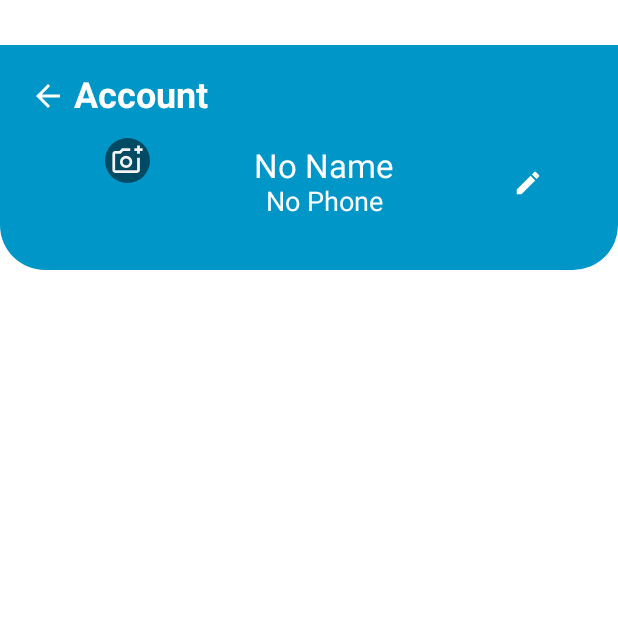
After one commit to Nic3holas-wq/ChatX, an Android app built with Jetpack Compose: the composable Account shown on its own in the app's theme, on a phone screen of 412 x 824 dp, the top half of it. The commit adds this screen. Run offline under Robolectric (Android 15) with nearby library versions, the phone set to English and light mode, and no system bars; our stand-ins replace Firebase (no records; nobody signed in at launch, a user with empty details on screens opened directly), Room's generated code; pictures from the network do not load.

Commit message:
Profile update feature & darkmode support

```diff
--- a/app/src/main/java/com/example/chatx/Navigation.kt
+++ b/app/src/main/java/com/example/chatx/Navigation.kt
@@ -4,6 +4,7 @@ import androidx.compose.runtime.Composable
 import androidx.navigation.compose.NavHost
 import androidx.navigation.compose.composable
 import androidx.navigation.compose.rememberNavController
+import com.example.chatx.view.Account
 import com.example.chatx.view.Chat
 import com.example.chatx.view.Home
 import com.example.chatx.view.Signin
@@ -19,6 +20,7 @@ fun AppNavigator(){
         composable("signin"){ Signin(navController) }
         composable("home"){ Home(navController) }
         composable("start_chat"){ StartChatScreen(navController) }
+        composable("account_info"){ Account(navController) }
         composable("chat/{userId}"){backStackEntry ->
             val userId = backStackEntry.arguments?.getString("userId")
             Chat(navController ,userId = userId)
--- a/app/src/main/java/com/example/chatx/model/data/User.kt
+++ b/app/src/main/java/com/example/chatx/model/data/User.kt
@@ -6,5 +6,6 @@ import androidx.room.PrimaryKey
 data class User(
     @PrimaryKey val phone: String,
     val name: String? = null,
+    val profileImageUrl: String? = null,
     val isLoggedIn: Boolean = false
 )
--- /dev/null
+++ b/app/src/main/java/com/example/chatx/view/Account.kt
@@ -0,0 +1,263 @@
+package com.example.chatx.view
+
+import android.annotation.SuppressLint
+import android.util.Log
+import android.widget.Toast
+import androidx.activity.compose.rememberLauncherForActivityResult
+import androidx.activity.result.contract.ActivityResultContracts
+import androidx.compose.foundation.Image
+import androidx.compose.foundation.background
+import androidx.compose.foundation.clickable
+import androidx.compose.foundation.layout.Arrangement
+import androidx.compose.foundation.layout.Box
+import androidx.compose.foundation.layout.Column
+import androidx.compose.foundation.layout.Row
+import androidx.compose.foundation.layout.fillMaxSize
+import androidx.compose.foundation.layout.fillMaxWidth
+import androidx.compose.foundation.layout.height
+import androidx.compose.foundation.layout.padding
+import androidx.compose.foundation.layout.size
+import androidx.compose.foundation.shape.CircleShape
+import androidx.compose.foundation.shape.RoundedCornerShape
+import androidx.compose.material.Button
+import androidx.compose.material.Icon
+import androidx.compose.material.Text
+import androidx.compose.material.icons.Icons
+import androidx.compose.material.icons.filled.ArrowBack
+import androidx.compose.material.icons.filled.Edit
+import androidx.compose.runtime.Composable
+import androidx.compose.runtime.LaunchedEffect
+import androidx.compose.runtime.mutableStateOf
+import androidx.compose.runtime.remember
+import androidx.compose.ui.Alignment
+import androidx.compose.ui.Modifier
+import androidx.compose.ui.draw.clip
+import androidx.compose.ui.graphics.Color
+import androidx.compose.ui.layout.ContentScale
+import androidx.compose.ui.platform.LocalContext
+import androidx.compose.ui.res.painterResource
+import androidx.compose.ui.text.font.FontWeight
+import androidx.compose.ui.tooling.preview.Preview
+import androidx.compose.ui.unit.dp
+import androidx.compose.ui.unit.sp
+import androidx.lifecycle.viewmodel.compose.viewModel
+import androidx.navigation.NavHostController
+import androidx.room.Room
+import coil.compose.rememberAsyncImagePainter
+import com.example.chatx.R
+import com.example.chatx.model.data.AppDatabase
+import com.example.chatx.model.data.User
+import com.example.chatx.model.data.UserInfo
+import com.example.chatx.viewmodel.UserViewModel
+import com.google.firebase.auth.ktx.auth
+import com.google.firebase.firestore.SetOptions
+import com.google.firebase.firestore.ktx.firestore
+import com.google.firebase.ktx.Firebase
+import com.google.firebase.storage.FirebaseStorage
+import kotlinx.coroutines.CoroutineScope
+import kotlinx.coroutines.Dispatchers
+import kotlinx.coroutines.launch
+import kotlinx.coroutines.withContext
+import kotlin.contracts.contract
+
+
+@Composable
+fun Account(navController: NavHostController, viewModel: UserViewModel = viewModel()) {
+    val user = viewModel.user.value
+    val context = LocalContext.current
+    val showDialog = remember { mutableStateOf(false) }
+    val newName = remember { mutableStateOf(user?.name ?: "") }
+    val storage = FirebaseStorage.getInstance()
+    val userId = Firebase.auth.currentUser?.uid
+    val db = AppDatabase.getInstance(context)
+    val userDao = db.userDao()
+    val imageUrl = remember {
+        mutableStateOf<String?>(null)
+    }
+    LaunchedEffect(Unit) {
+        val user = withContext(Dispatchers.IO){
+            db.userDao().getUser(phone = user?.phoneNumber ?:"+254716453748")
+        }
+        imageUrl.value = user?.profileImageUrl
+        newName.value = user?.name ?:"Username"
+    }
+    val launcher = rememberLauncherForActivityResult(
+        contract = ActivityResultContracts.GetContent()
+    ) { uri ->
+        uri?.let {
+            CoroutineScope(Dispatchers.IO).launch {
+                userDao.insertUser(
+                    User(phone = user?.phoneNumber ?: "+254716453748", profileImageUrl = it.toString())
+                )
+                withContext(Dispatchers.Main) {
+                    imageUrl.value = it.toString()
+                }
+            }
+        }
+
+    }
+    Column(
+        modifier = Modifier
+            .padding(top = 30.dp)
+            .fillMaxSize()
+    ) {
+        Box(
+            modifier = Modifier
+                .fillMaxWidth()
+                .background(Color(0xFF0096C7),
+                    shape = RoundedCornerShape(
+                        topStart = 0.dp,
+                        topEnd = 0.dp,
+                        bottomStart = 30.dp,
+                        bottomEnd = 30.dp
+                    ))
+                .height(150.dp),
+
+        ) {
+            Column(
+                modifier = Modifier
+                    .padding(10.dp),
+                verticalArrangement = Arrangement.spacedBy(10.dp)
+            ) {
+                Row(
+                    modifier = Modifier
+                        .fillMaxWidth()
+                        .padding(top = 10.dp),
+                    verticalAlignment = Alignment.CenterVertically,
+                    horizontalArrangement = Arrangement.spacedBy(5.dp)
+                ) {
+                    Icon(
+                        modifier = Modifier
+                            .clickable(onClick = {navController.popBackStack()})
+                            .padding(start = 10.dp),
+                        imageVector = Icons.Default.ArrowBack,
+                        contentDescription = "Back arrow",
+                        tint = Color.White
+                    )
+                    Text(
+                        text = "Account",
+                        color = Color.White,
+                        fontSize = 24.sp,
+                        fontWeight = FontWeight.Bold
+                    )
+                }
+                Row(
+                    modifier = Modifier
+                        .fillMaxWidth(),
+                    verticalAlignment = Alignment.CenterVertically,
+                    horizontalArrangement = Arrangement.SpaceAround
+                ) {
+                    Box(
+                        modifier = Modifier
+                            .size(60.dp)
+                            .clickable(
+                                onClick = {
+                                    launcher.launch("image/*")
+                                }
+                            )
+                    ) {
+                       imageUrl.value?.let { url ->
+                           Image(
+                               painter = rememberAsyncImagePainter(
+                                   model = imageUrl.value, // ✅ correct
+                                   error = painterResource(id = R.drawable.user_photo),
+                                   placeholder = painterResource(id = R.drawable.user_photo)
+                               ),
+                               contentDescription = "Profile Picture",
+                               contentScale = ContentScale.Crop,
+                               modifier = Modifier
+                                   .size(60.dp)
+                                   .clip(CircleShape)
+                           )
+                       }
+                        Image(
+                            painter = painterResource(id = R.drawable.cam),
+                            contentDescription = "Camera Icon",
+                            modifier = Modifier
+                                .size(30.dp)
+                                .align(Alignment.TopEnd)
+                                .background(Color.Black.copy(alpha = 0.5f), shape = CircleShape)
+                                .padding(4.dp)
+                        )
+                    }
+                    Column(
+                        modifier = Modifier
+                            .padding(10.dp),
+                        horizontalAlignment = Alignment.CenterHorizontally
+                    ) {
+                        Text(
+                            text = user?.name ?: "No Name",
+                            color = Color.White,
+                            fontSize = 22.sp
+                        )
+                        Text(
+                            text = user?.phoneNumber ?: "No Phone",
+                            color = Color.White,
+                            fontSize = 18.sp,
+                        )
+                    }
+                    Icon(
+                        imageVector = Icons.Default.Edit,
+                        contentDescription = "Edit Details",
+                        tint = Color.White,
+                        modifier = Modifier
+                            .size(40.dp)
+                            .padding(10.dp)
+                            .clickable(
+                                onClick = {
+                                    showDialog.value = true
+                                }
+                            )
+                    )
+                }
+                if (showDialog.value){
+                    androidx.compose.material.AlertDialog(
+                        onDismissRequest = {showDialog.value = false},
+                        title = { Text(text = "Edit Username") },
+                        text = {
+                            androidx.compose.material.OutlinedTextField(
+                                value = newName.value,
+                                onValueChange = {newName.value = it},
+                                label = {Text("Enter new username")}
+                            )
+                        },
+                        confirmButton = {
+                            Button(
+                                onClick = {
+                                    val uid = Firebase.auth.currentUser?.uid
+                                    val db = Firebase.firestore
+                                    if (uid != null) {
+                                        db.collection("users")
+                                            .document(uid)
+                                            .set(mapOf("name" to newName.value), SetOptions.merge())
+                                            .addOnSuccessListener{
+                                                CoroutineScope(Dispatchers.IO).launch{
+                                                    userDao.insertUser(User(phone = user?.phoneNumber ?: "", name = newName.value))
+
+                                                }
+                                                Toast.makeText(context, "Name updated", Toast.LENGTH_LONG).show()
+                                                showDialog.value = false
+                                            }
+                                            .addOnFailureListener{
+                                                Toast.makeText(context, "Update failed!", Toast.LENGTH_LONG).show()
+                                            }
+                                    }
+                                }
+                            ) {
+                                Text("Save")
+                            }
+                        },
+                        dismissButton = {
+                            Button(
+                                onClick = {showDialog.value = false}
+                            ) {
+                                Text("Cancel")
+                            }
+                        }
+                    )
+                }
+            }
+            }
+
+    }
+}
--- a/app/src/main/java/com/example/chatx/view/Chat.kt
+++ b/app/src/main/java/com/example/chatx/view/Chat.kt
@@ -51,6 +51,7 @@ import androidx.compose.ui.layout.ContentScale
 import androidx.compose.ui.platform.LocalContext
 import androidx.compose.ui.res.painterResource
 import androidx.compose.ui.text.TextStyle
+import androidx.compose.ui.text.font.FontWeight
 import androidx.compose.ui.unit.dp
 import androidx.compose.ui.unit.sp
 import androidx.navigation.NavHostController
@@ -234,7 +235,7 @@ fun Chat(navController: NavHostController, userId: String?) {
                         ) {
                             Text(
                                 text = message.content,
-                                color = Color.White,
+                                color = Color.Black,
                                 fontSize = 14.sp
                             )
                             val formatted = message.timestamp?.toDate()?.let {
@@ -244,7 +245,8 @@ fun Chat(navController: NavHostController, userId: String?) {
                             Text(
                                     text = formatted,
                                     fontSize = 12.sp,
-                                    color = Color.White
+                                    color = Color.Black,
+                                fontWeight = FontWeight.Light
                                 )
                         }
                     }
--- a/app/src/main/java/com/example/chatx/view/home.kt
+++ b/app/src/main/java/com/example/chatx/view/home.kt
@@ -65,7 +65,7 @@ fun Home(navController: NavHostController, viewModel: HomeViewModel = viewModel(
                     fontSize = 24.sp,
                     fontWeight = FontWeight.Bold
                 )
-                HomeDropdownMenu()
+                HomeDropdownMenu(navController)
             }
 
             // Chat List
@@ -154,7 +154,7 @@ fun Home(navController: NavHostController, viewModel: HomeViewModel = viewModel(
 }
 
 @Composable
-fun HomeDropdownMenu() {
+fun HomeDropdownMenu(navController: NavHostController) {
     val context = LocalContext.current
     var expanded by remember { mutableStateOf(false) }
 
@@ -176,7 +176,7 @@ fun HomeDropdownMenu() {
             DropdownMenuItem(
                 text = { Text("Account") },
                 onClick = {
-                    Toast.makeText(context, "Account Info", Toast.LENGTH_LONG).show()
+                    navController.navigate("account_info")
                 }
             )
             DropdownMenuItem(
--- /dev/null
+++ b/app/src/main/java/com/example/chatx/viewmodel/UserViewModel.kt
@@ -0,0 +1,38 @@
+package com.example.chatx.viewmodel
+
+import androidx.compose.runtime.mutableStateOf
+import androidx.lifecycle.ViewModel
+import com.example.chatx.model.data.UserInfo
+import com.google.firebase.auth.FirebaseAuth
+import com.google.firebase.firestore.FirebaseFirestore
+import androidx.compose.runtime.State
+
+class UserViewModel : ViewModel() {
+
+    private val _user = mutableStateOf<UserInfo?>(null)
+    val user: State<UserInfo?> = _user
+
+    init {
+        fetchUserDetails()
+    }
+
+    private fun fetchUserDetails() {
+        val userId = FirebaseAuth.getInstance().currentUser?.uid
+
+        if (userId != null) {
+            FirebaseFirestore.getInstance()
+                .collection("users")
+                .document(userId)
+                .get()
+                .addOnSuccessListener { document ->
+                    if (document != null && document.exists()) {
+                        val user = document.toObject(UserInfo::class.java)
+                        _user.value = user
+                    }
+                }
+                .addOnFailureListener {
+                    // Handle failure
+                }
+        }
+    }
+}
--- /dev/null
+++ b/app/src/main/res/drawable/cam.xml
@@ -0,0 +1,9 @@
+<vector xmlns:android="http://schemas.android.com/apk/res/android"
+    android:width="24dp"
+    android:height="24dp"
+    android:viewportWidth="960"
+    android:viewportHeight="960">
+  <path
+      android:pathData="M440,520ZM120,840q-33,0 -56.5,-23.5T40,760v-480q0,-33 23.5,-56.5T120,200h126l74,-80h240v80L355,200l-73,80L120,280v480h640v-360h80v360q0,33 -23.5,56.5T760,840L120,840ZM760,280v-80h-80v-80h80v-80h80v80h80v80h-80v80h-80ZM440,700q75,0 127.5,-52.5T620,520q0,-75 -52.5,-127.5T440,340q-75,0 -127.5,52.5T260,520q0,75 52.5,127.5T440,700ZM440,620q-42,0 -71,-29t-29,-71q0,-42 29,-71t71,-29q42,0 71,29t29,71q0,42 -29,71t-71,29Z"
+      android:fillColor="#F3F3F3"/>
+</vector>
```
Also changed, not shown: app/build.gradle.kts (+6 -1 lines), app/src/main/AndroidManifest.xml (+7 -0 lines), app/src/main/java/com/example/chatx/ui/theme/Color.kt (+10 -9 lines), app/src/main/java/com/example/chatx/ui/theme/Theme.kt (+17 -24 lines), app/src/main/java/com/example/chatx/view/Signin.kt (+16 -16 lines).
